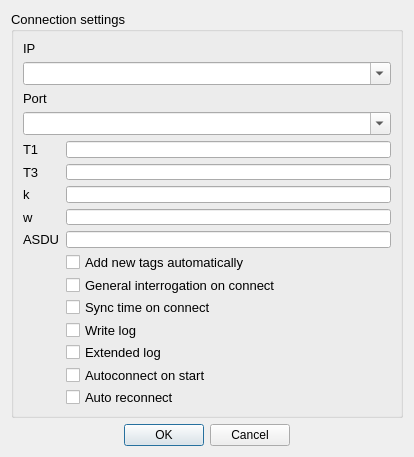
Before: the Qt Designer form settingsdialog.ui in MicroKoder/QIEC104, drawn with Qt 5.
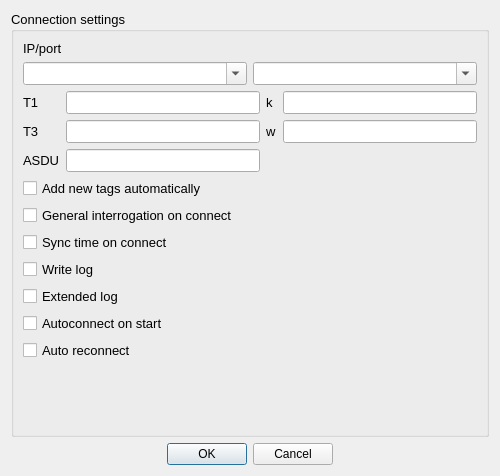
After: the same form once the commit is applied. Icons and pictures are not drawn.

Patch:
```diff
--- a/settingsdialog.ui
+++ b/settingsdialog.ui
@@ -6,8 +6,8 @@
    <rect>
     <x>0</x>
     <y>0</y>
-    <width>414</width>
-    <height>457</height>
+    <width>500</width>
+    <height>476</height>
    </rect>
   </property>
   <property name="sizePolicy">
@@ -51,10 +51,12 @@
       <item>
        <widget class="QLabel" name="label">
         <property name="text">
-         <string>IP</string>
+         <string>IP/port</string>
         </property>
        </widget>
       </item>
+      <item>
+       <layout class="QHBoxLayout" name="horizontalLayout">
       <item>
        <widget class="QComboBox" name="comboBox_ip">
         <property name="editable">
@@ -65,13 +67,6 @@
         </property>
        </widget>
       </item>
-      <item>
-       <widget class="QLabel" name="label_2">
-        <property name="text">
-         <string>Port</string>
-        </property>
-       </widget>
-      </item>
       <item>
        <widget class="QComboBox" name="comboBox_port">
         <property name="editable">
@@ -82,15 +77,10 @@
         </property>
        </widget>
       </item>
-      <item>
-       <layout class="QFormLayout" name="formLayout">
-        <item row="0" column="0">
-         <widget class="QLabel" name="label_4">
-          <property name="text">
-           <string notr="true">T1</string>
-          </property>
-         </widget>
-        </item>
+       </layout>
+      </item>
+      <item>
+       <layout class="QGridLayout" name="gridLayout">
         <item row="0" column="1">
          <widget class="QLineEdit" name="edit_t1">
           <property name="enabled">
@@ -99,77 +89,74 @@
           <property name="inputMethodHints">
            <set>Qt::ImhDigitsOnly</set>
           </property>
-         </widget>
-        </item>
-        <item row="1" column="0">
-         <widget class="QLabel" name="label_6">
-          <property name="text">
-           <string notr="true">T3</string>
+          <property name="frame">
+           <bool>true</bool>
           </property>
          </widget>
         </item>
-        <item row="1" column="1">
-         <widget class="QLineEdit" name="edit_t3">
-          <property name="inputMethodHints">
-           <set>Qt::ImhDigitsOnly</set>
-          </property>
-         </widget>
-        </item>
-        <item row="3" column="0">
+        <item row="0" column="2">
          <widget class="QLabel" name="label_7">
           <property name="text">
            <string notr="true">k</string>
           </property>
          </widget>
         </item>
-        <item row="3" column="1">
-         <widget class="QLineEdit" name="edit_k"/>
+        <item row="0" column="0">
+         <widget class="QLabel" name="label_4">
+          <property name="text">
+           <string notr="true">T1</string>
+          </property>
+         </widget>
         </item>
-        <item row="4" column="0">
+        <item row="1" column="2">
          <widget class="QLabel" name="label_8">
           <property name="text">
            <string notr="true">w</string>
           </property>
          </widget>
         </item>
-        <item row="4" column="1">
+        <item row="1" column="0">
+         <widget class="QLabel" name="label_6">
+          <property name="text">
+           <string notr="true">T3</string>
+          </property>
+         </widget>
+        </item>
+        <item row="1" column="3">
          <widget class="QLineEdit" name="edit_w"/>
         </item>
-        <item row="5" column="0">
+        <item row="0" column="3">
+         <widget class="QLineEdit" name="edit_k"/>
+        </item>
+        <item row="1" column="1">
+         <widget class="QLineEdit" name="edit_t3">
+          <property name="inputMethodHints">
+           <set>Qt::ImhDigitsOnly</set>
+          </property>
+         </widget>
+        </item>
+        <item row="2" column="0">
          <widget class="QLabel" name="label_9">
           <property name="text">
            <string notr="true">ASDU</string>
           </property>
          </widget>
         </item>
-        <item row="5" column="1">
+        <item row="2" column="1">
          <widget class="QLineEdit" name="edit_asdu"/>
         </item>
-        <item row="6" column="1">
-         <widget class="QCheckBox" name="AutoCreate_checkBox">
-          <property name="locale">
-           <locale language="English" country="UnitedStates"/>
-          </property>
-          <property name="text">
-           <string>Add new tags automatically</string>
-          </property>
-         </widget>
-        </item>
+       </layout>
+      </item>
+      <item>
+       <layout class="QGridLayout" name="gridLayout_2">
         <item row="8" column="1">
-         <widget class="QCheckBox" name="checkBox_sendGI">
-          <property name="text">
-           <string>General interrogation on connect</string>
-          </property>
-         </widget>
-        </item>
-        <item row="9" column="1">
          <widget class="QCheckBox" name="checkBox_sendTC">
           <property name="text">
            <string>Sync time on connect</string>
           </property>
          </widget>
         </item>
-        <item row="11" column="1">
+        <item row="10" column="1">
          <widget class="QCheckBox" name="checkBox_fullLog">
           <property name="text">
            <string>Extended log</string>
@@ -179,14 +166,31 @@
           </property>
          </widget>
         </item>
-        <item row="10" column="1">
+        <item row="12" column="1">
+         <widget class="QCheckBox" name="checkBox_autoReconnect">
+          <property name="text">
+           <string>Auto reconnect</string>
+          </property>
+          <property name="tristate">
+           <bool>false</bool>
+          </property>
+         </widget>
+        </item>
+        <item row="9" column="1">
          <widget class="QCheckBox" name="checkBox_newLog">
           <property name="text">
            <string>Write log</string>
           </property>
          </widget>
         </item>
-        <item row="12" column="1">
+        <item row="7" column="1">
+         <widget class="QCheckBox" name="checkBox_sendGI">
+          <property name="text">
+           <string>General interrogation on connect</string>
+          </property>
+         </widget>
+        </item>
+        <item row="11" column="1">
          <widget class="QCheckBox" name="checkBox_autoStart">
           <property name="text">
            <string>Autoconnect on start</string>
@@ -196,13 +200,13 @@
           </property>
          </widget>
         </item>
-        <item row="13" column="1">
-         <widget class="QCheckBox" name="checkBox_autoReconnect">
-          <property name="text">
-           <string>Auto reconnect</string>
+        <item row="6" column="1">
+         <widget class="QCheckBox" name="AutoCreate_checkBox">
+          <property name="locale">
+           <locale language="English" country="UnitedStates"/>
           </property>
-          <property name="tristate">
-           <bool>false</bool>
+          <property name="text">
+           <string>Add new tags automatically</string>
           </property>
          </widget>
         </item>
```
Left out of the diff: 3 changed lines with no effect on the pictures. Lines whose indentation alone changed are shown as unchanged.
